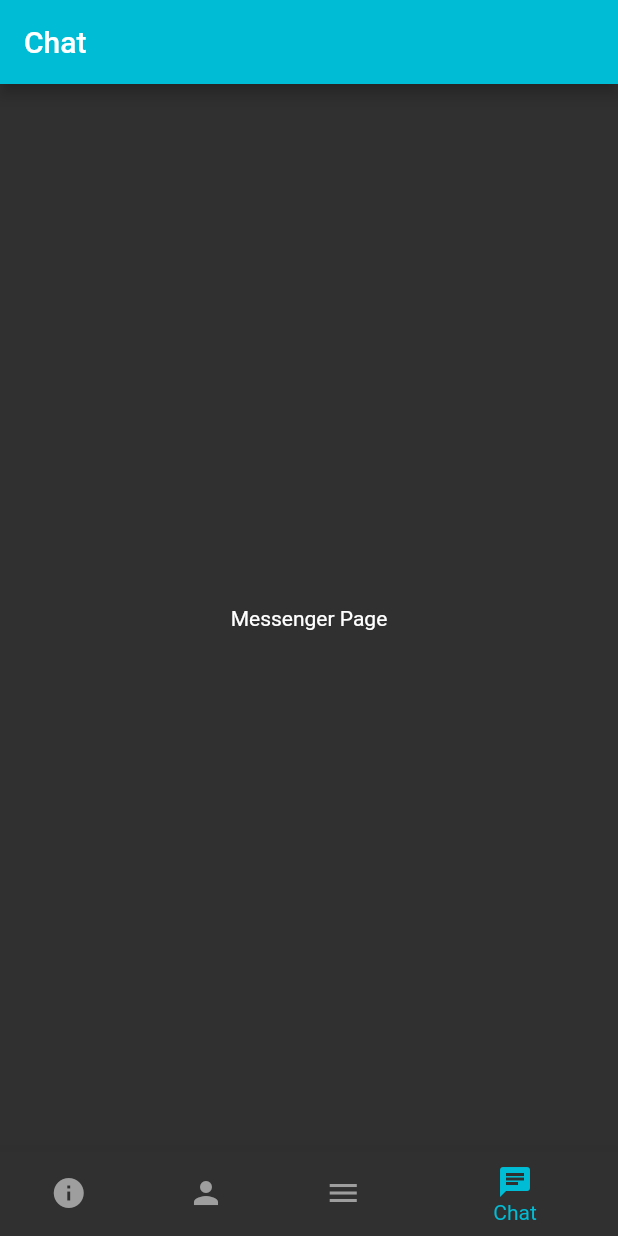
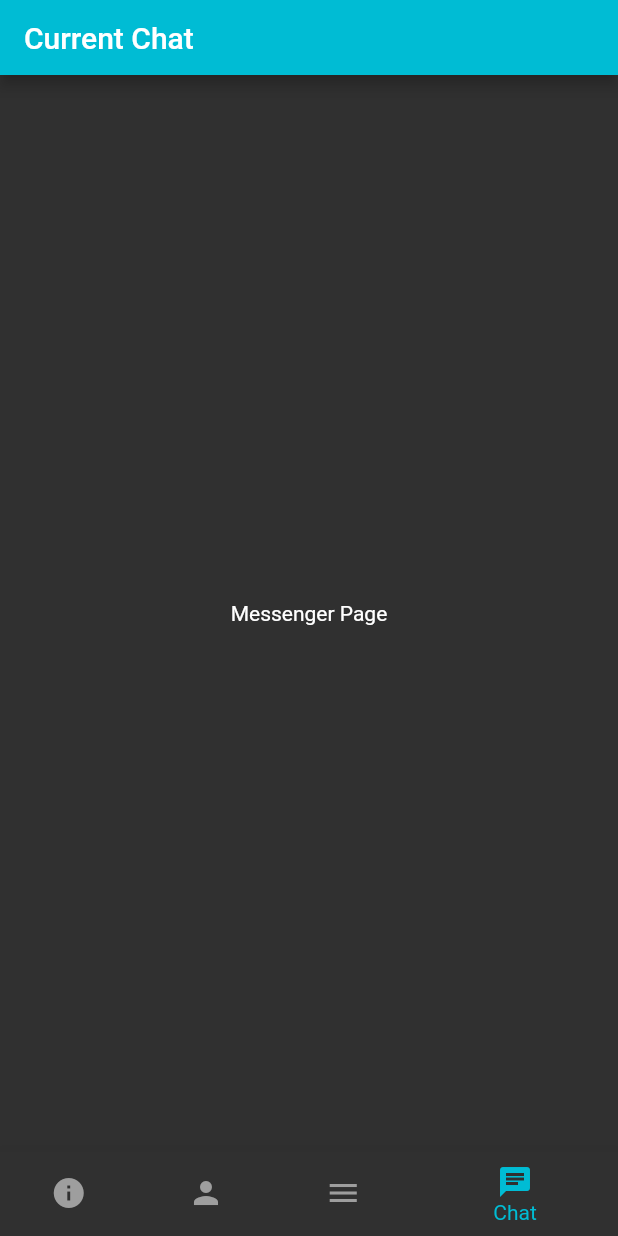
Before and after one commit to JiosHub/KaiwaAI, a Flutter app: the BottomMenuRibbon screen opened directly, item 4 of the bottom bar chosen, on a phone screen of 412 x 824 dp. Run offline on Flutter 3.47's test engine with Material 2 defaults, Android fonts, the phone set to English and light mode, and no system bars; our stand-ins replace flutter_keyboard_visibility; Roboto replaces fonts that are missing (Poppins).

Commit message:
bottom_menu + messenging

```diff
--- a/lib/pages/login.dart
+++ b/lib/pages/login.dart
@@ -23,7 +23,7 @@ class _WelcomePageState extends State<WelcomePage> {
   @override
   Widget build(BuildContext context) {
     return Scaffold(
-      appBar: AppBar(title: Text('Welcome/Login')),
+      appBar: AppBar(title: Text('Welcome/Login'), toolbarHeight: 50.0),
       body: Padding(
         padding: const EdgeInsets.all(16.0),
         child: Form(
--- a/lib/widgets/bottom_menu.dart
+++ b/lib/widgets/bottom_menu.dart
@@ -9,32 +9,30 @@ class BottomMenuRibbon extends StatefulWidget {
 }
 
 class _BottomMenuRibbonState extends State<BottomMenuRibbon> {
-  int _selectedIndex = 0;
+  int _selectedIndex = 2;
+  String? topicContent;
 
   // List of pages to navigate to
-  final List<Widget> _pages = [
-    // Replace these with your actual pages
-    Text('Info Page'),
-    Text('Profile Page'),
-    MenuPage(),
-    Text('Messenger Page'), //MessengerPage(topicContent: topicContent)
-  ];
 
   final List<AppBar> _appBars = [
     AppBar(
       title: Text('Info'),
+      toolbarHeight: 50.0,
       backgroundColor: Colors.cyan,
     ),
     AppBar(
       title: Text('Profile'),
+      toolbarHeight: 50.0,
       backgroundColor: Colors.cyan,
     ),
     AppBar(
       title: Text('Menu'),
+      toolbarHeight: 50.0,
       backgroundColor: Colors.cyan,
     ),
     AppBar(
-      title: Text('Chat'),
+      title: Text('Current Chat'),
+      toolbarHeight: 50.0,
       backgroundColor: Colors.cyan,
     ),
     // Add more AppBars as needed
@@ -48,6 +46,17 @@ class _BottomMenuRibbonState extends State<BottomMenuRibbon> {
 
   @override
   Widget build(BuildContext context) {
+
+    final List<Widget> _pages = [
+      // Replace these with your actual pages
+      Text('Info Page'),
+      Text('Profile Page'),
+      MenuPage(),
+      topicContent != null ?
+          MessengerPage(topicContent: topicContent!) :
+          Text('Messenger Page'), //MessengerPage(topicContent: topicContent)
+    ];
+
     return Scaffold(
       appBar: _appBars.elementAt(_selectedIndex),
       body: Center(
```
Also changed, not shown: lib/pages/messaging.dart (+5 -5 lines).
